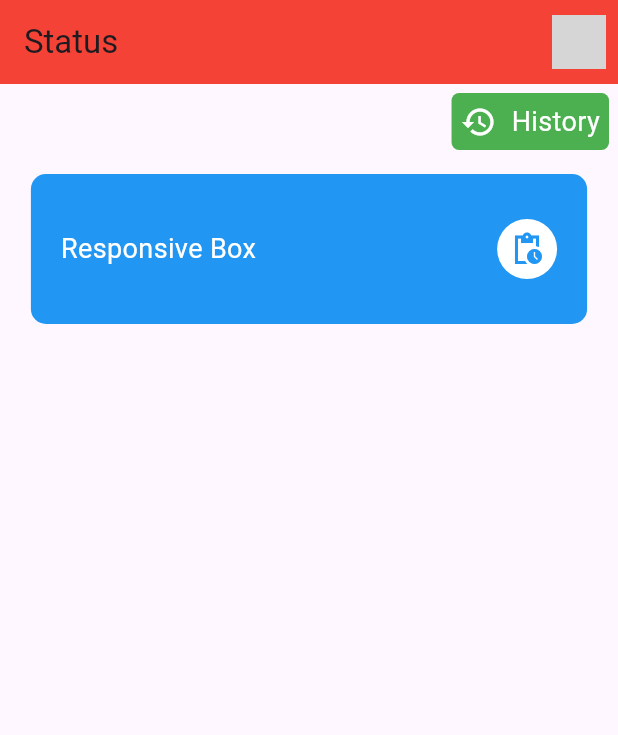
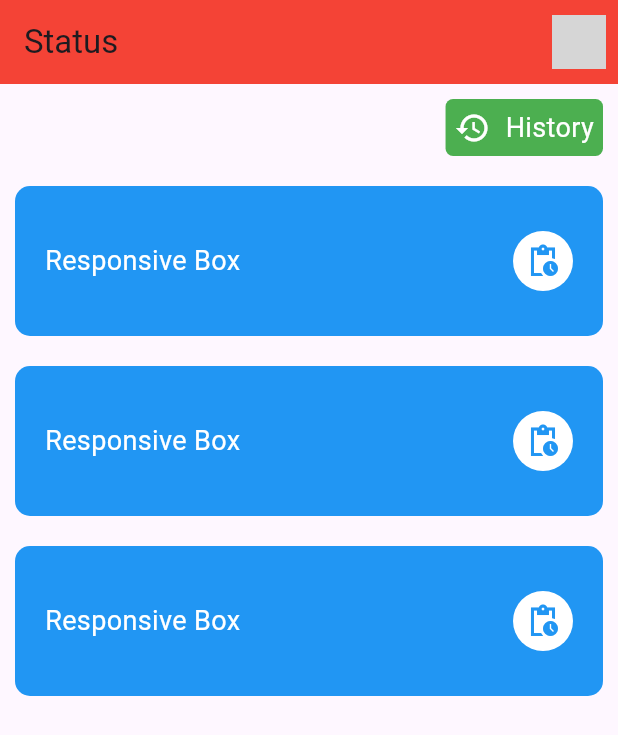
Before and after one commit to MhmdSalman18/Ecomap, a Flutter app: the screen it shows after launch, on a phone screen of 412 x 824 dp. Shown: the top 735 px of the screen. Run offline on Flutter 3.47's test engine with Material 3 defaults, Android fonts, the phone set to English and light mode, and no system bars; our stand-ins replace camera, image_picker; network calls fail; grey boxes are pictures that could not be loaded.

Commit message:
added status page

```diff
--- a/lib/status.dart
+++ b/lib/status.dart
@@ -58,7 +58,7 @@ class _StatusPageState extends State<StatusPage> {
                   );
                 },
                   child: Container(
-                    margin: const EdgeInsets.all(6.0),
+                    margin: const EdgeInsets.all(10.0),
                     padding: const EdgeInsets.all(6.0),
                     decoration: BoxDecoration(
                       color: Colors.green,
@@ -88,7 +88,53 @@ class _StatusPageState extends State<StatusPage> {
               color: Colors.blue,
               borderRadius: BorderRadius.circular(10.0),
               ),
-              width: MediaQuery.of(context).size.width * 0.9,
+              // width: MediaQuery.of(context).size.width * 0.9,
+              height: 100.0,
+              child: Row(
+              mainAxisAlignment: MainAxisAlignment.spaceBetween,
+              children: [
+                const Text(
+                'Responsive Box',
+                style: TextStyle(color: Colors.white, fontSize: 18.0),
+                ),
+                CircleAvatar(
+                backgroundColor: Colors.white,
+                child: Icon(Icons.pending_actions_sharp, color: Colors.blue),
+                ),
+              ],
+              ),
+            ),
+            Container(
+              margin: const EdgeInsets.all(10.0),
+              padding: const EdgeInsets.all(20.0),
+              decoration: BoxDecoration(
+              color: Colors.blue,
+              borderRadius: BorderRadius.circular(10.0),
+              ),
+              // width: MediaQuery.of(context).size.width * 0.9,
+              height: 100.0,
+              child: Row(
+              mainAxisAlignment: MainAxisAlignment.spaceBetween,
+              children: [
+                const Text(
+                'Responsive Box',
+                style: TextStyle(color: Colors.white, fontSize: 18.0),
+                ),
+                CircleAvatar(
+                backgroundColor: Colors.white,
+                child: Icon(Icons.pending_actions_sharp, color: Colors.blue),
+                ),
+              ],
+              ),
+            ),
+            Container(
+              margin: const EdgeInsets.all(10.0),
+              padding: const EdgeInsets.all(20.0),
+              decoration: BoxDecoration(
+              color: Colors.blue,
+              borderRadius: BorderRadius.circular(10.0),
+              ),
+              // width: MediaQuery.of(context).size.width * 0.9,
               height: 100.0,
               child: Row(
               mainAxisAlignment: MainAxisAlignment.spaceBetween,
```
